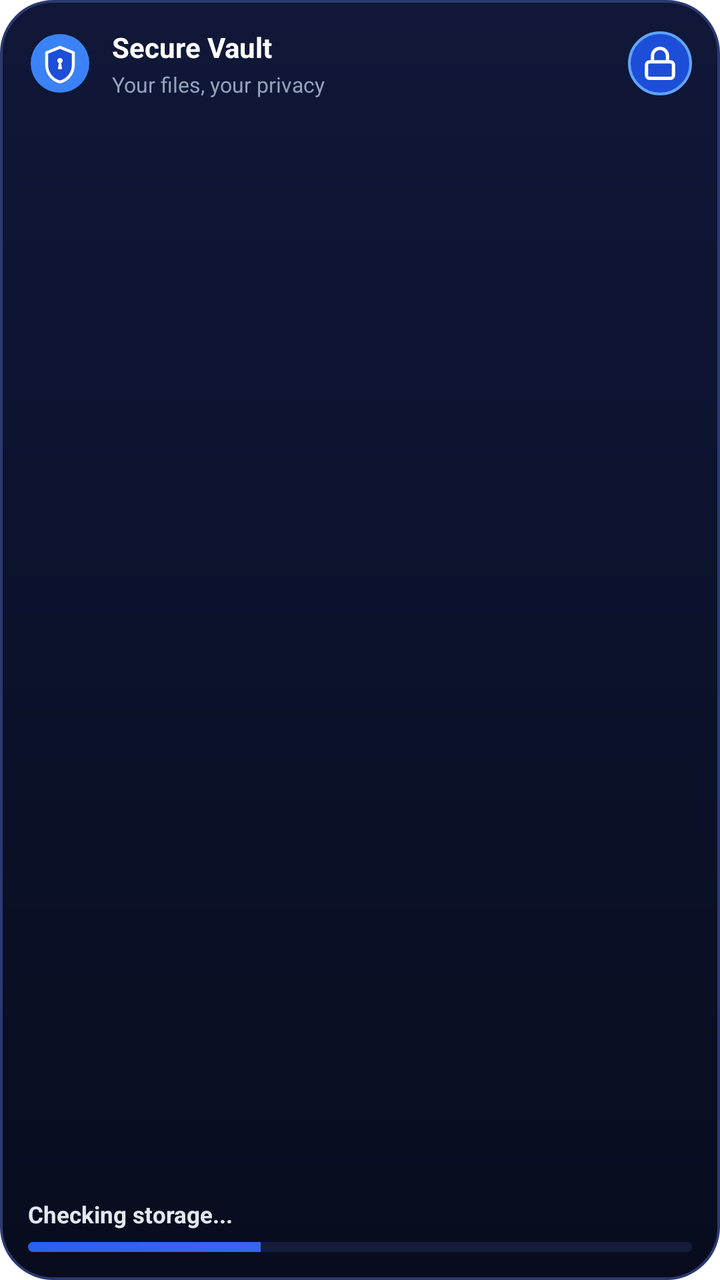
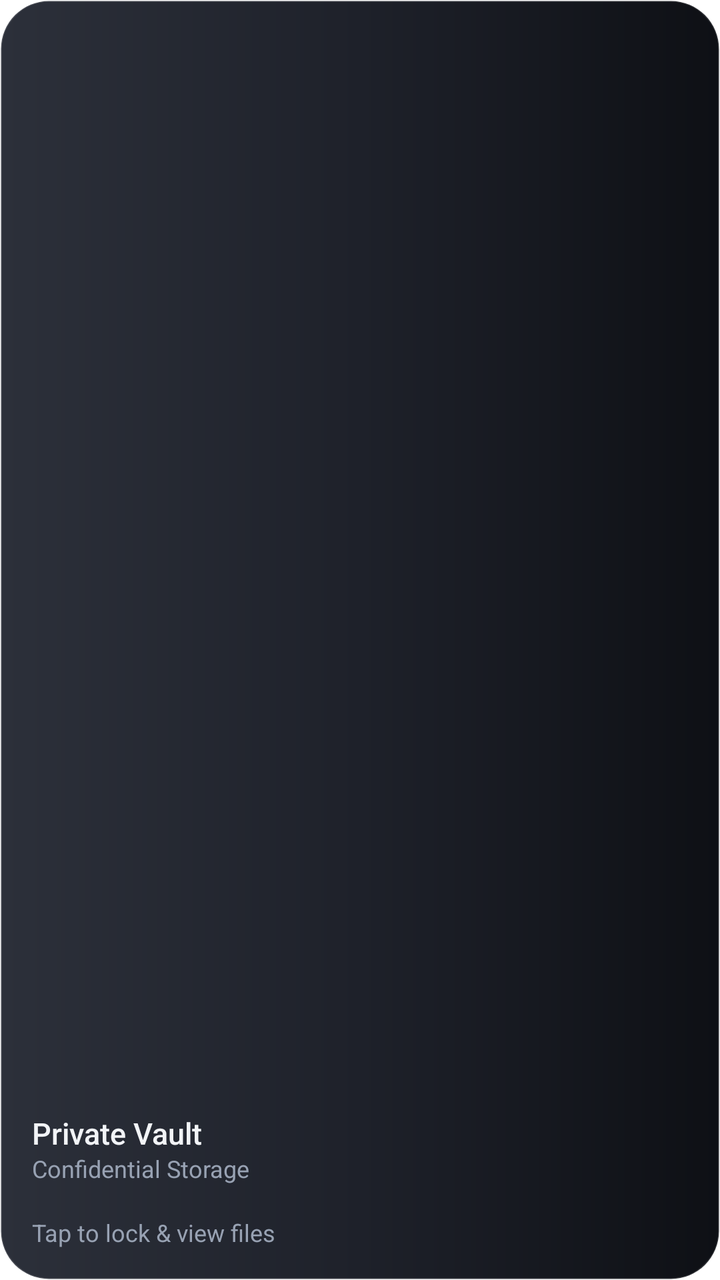

An Android layout rendered at two revisions. The XML below is the earlier revision; the diff shows what the commit changed to produce the second picture.
<!-- AndroidManifest.xml: fallback theme Theme.MaterialComponents.DayNight.NoActionBar -->
<!-- res/layout/widget_vault_layout.xml -->
<?xml version="1.0" encoding="utf-8"?>
<LinearLayout xmlns:android="http://schemas.android.com/apk/res/android"
    android:id="@+id/widget_vault_root"
    android:layout_width="match_parent"
    android:layout_height="match_parent"
    android:background="@drawable/widget_bg_vault"
    android:padding="14dp"
    android:orientation="vertical">

    
    <LinearLayout
        android:layout_width="match_parent"
        android:layout_height="wrap_content"
        android:gravity="center_vertical"
        android:orientation="horizontal">

        <ImageView
            android:id="@+id/widget_vault_icon"
            android:layout_width="32dp"
            android:layout_height="32dp"
            android:src="@drawable/ic_shortcut_vault"
            android:contentDescription="Private Vault" />

        <LinearLayout
            android:layout_width="0dp"
            android:layout_height="wrap_content"
            android:layout_weight="1"
            android:layout_marginStart="10dp"
            android:orientation="vertical">

            <TextView
                android:layout_width="wrap_content"
                android:layout_height="wrap_content"
                android:text="Secure Vault"
                android:textColor="#FFFFFF"
                android:textSize="14sp"
                android:textStyle="bold" />

            <TextView
                android:layout_width="wrap_content"
                android:layout_height="wrap_content"
                android:layout_marginTop="2dp"
                android:text="Your files, your privacy"
                android:textColor="#94A3B8"
                android:textSize="10.5sp" />
        </LinearLayout>

        <ImageView
            android:id="@+id/widget_action_vault"
            android:layout_width="32dp"
            android:layout_height="32dp"
            android:background="@drawable/widget_circle_lock"
            android:padding="7dp"
            android:src="@drawable/ic_widget_lock"
            android:contentDescription="Unlock Vault" />
    </LinearLayout>

    
    <LinearLayout
        android:layout_width="match_parent"
        android:layout_height="0dp"
        android:layout_weight="1"
        android:gravity="bottom"
        android:orientation="vertical">

        <TextView
            android:id="@+id/widget_vault_storage_text"
            android:layout_width="wrap_content"
            android:layout_height="wrap_content"
            android:text="Checking storage..."
            android:textColor="#E2E8F0"
            android:textSize="11.5sp"
            android:textStyle="bold" />

        <ProgressBar
            android:id="@+id/widget_vault_progress"
            style="?android:attr/progressBarStyleHorizontal"
            android:layout_width="match_parent"
            android:layout_height="5dp"
            android:layout_marginTop="6dp"
            android:max="100"
            android:progress="35"
            android:progressDrawable="@drawable/widget_pb_vault" />
    </LinearLayout>
</LinearLayout>
<!-- resources referenced by this layout -->
<resources>
  <!-- drawable ic_shortcut_vault (drawable) -->
  <vector xmlns:android="http://schemas.android.com/apk/res/android"
      android:width="48dp"
      android:height="48dp"
      android:viewportWidth="48"
      android:viewportHeight="48">
      
      <path
          android:fillColor="#3B82F6"
          android:pathData="M24,2A22,22 0,1 0,46,24,22,22 0,0 0,24,2Z" />
      
      <path
          android:fillColor="#1D4ED8"
          android:pathData="M24,12 L34,16 L34,25 C34,31.5 29.8,36.5 24,38 C18.2,36.5 14,31.5 14,25 L14,16 L24,12 Z" />
      <path
          android:fillColor="#00000000"
          android:strokeColor="#FFFFFF"
          android:strokeWidth="2.2"
          android:strokeLineCap="round"
          android:strokeLineJoin="round"
          android:pathData="M24,12 L34,16 L34,25 C34,31.5 29.8,36.5 24,38 C18.2,36.5 14,31.5 14,25 L14,16 L24,12 Z" />
      
      <path
          android:fillColor="#FFFFFF"
          android:pathData="M24,20 C22.9,20 22,20.9 22,22 C22,22.8 22.5,23.5 23.2,23.8 L22.5,27.5 C22.4,28 22.8,28.5 23.3,28.5 L24.7,28.5 C25.2,28.5 25.6,28 25.5,27.5 L24.8,23.8 C25.5,23.5 26,22.8 26,22 C26,20.9 25.1,20 24,20 Z" />
  </vector>
  <!-- drawable ic_widget_lock (drawable) -->
  <vector xmlns:android="http://schemas.android.com/apk/res/android"
      android:width="20dp"
      android:height="20dp"
      android:viewportWidth="24"
      android:viewportHeight="24">
      <path
          android:fillColor="#00000000"
          android:strokeColor="#FFFFFF"
          android:strokeWidth="2.2"
          android:strokeLineCap="round"
          android:strokeLineJoin="round"
          android:pathData="M7,11V7a5,5 0,0 1,10 0v4 M5,11h14a2,2 0,0 1,2 2v7a2,2 0,0 1,-2 2H5a2,2 0,0 1,-2 -2v-7a2,2 0,0 1,2 -2z" />
  </vector>
  <!-- drawable widget_bg_vault (drawable) -->
  <?xml version="1.0" encoding="utf-8"?>
  <shape xmlns:android="http://schemas.android.com/apk/res/android"
      android:shape="rectangle">
      <gradient
          android:angle="270"
          android:startColor="#101738"
          android:centerColor="#0C122C"
          android:endColor="#080C1E" />
      <stroke
          android:width="1.2dp"
          android:color="#2B3A70" />
      <corners android:radius="26dp" />
  </shape>
  <!-- drawable widget_circle_lock (drawable) -->
  <?xml version="1.0" encoding="utf-8"?>
  <shape xmlns:android="http://schemas.android.com/apk/res/android"
      android:shape="oval">
      <solid android:color="#1D4ED8" />
      <stroke
          android:width="1.2dp"
          android:color="#60A5FA" />
  </shape>
  <!-- drawable widget_pb_vault (drawable) -->
  <?xml version="1.0" encoding="utf-8"?>
  <layer-list xmlns:android="http://schemas.android.com/apk/res/android">
      <item android:id="@android:id/background">
          <shape>
              <corners android:radius="4dp" />
              <solid android:color="#141E3C" />
          </shape>
      </item>
      <item android:id="@android:id/progress">
          <clip>
              <shape>
                  <corners android:radius="4dp" />
                  <gradient
                      android:angle="0"
                      android:startColor="#2563EB"
                      android:endColor="#6366F1" />
              </shape>
          </clip>
      </item>
  </layer-list>
</resources>

<!-- the commit's change to res/layout/widget_vault_layout.xml (unified diff, before → after) -->
@@ -3,83 +3,59 @@
     android:id="@+id/widget_vault_root"
     android:layout_width="match_parent"
     android:layout_height="match_parent"
-    android:background="@drawable/widget_bg_vault"
-    android:padding="14dp"
+    android:background="@drawable/widget_bg_card"
+    android:padding="@dimen/widget_space_16"
     android:orientation="vertical">
+
+    
+    <ImageView
+        android:id="@+id/widget_action_vault"
+        android:layout_width="40dp"
+        android:layout_height="40dp"
+        android:contentDescription="Vault" />
+
+    
+    <FrameLayout
+        android:layout_width="match_parent"
+        android:layout_height="0dp"
+        android:layout_weight="1" />
 
     
     <LinearLayout
         android:layout_width="match_parent"
         android:layout_height="wrap_content"
-        android:gravity="center_vertical"
-        android:orientation="horizontal">
+        android:orientation="vertical">
 
+        <TextView
+            android:layout_width="wrap_content"
+            android:layout_height="wrap_content"
+            android:text="Private Vault"
+            style="@style/WidgetTitle" />
+
+        <TextView
+            android:id="@+id/widget_vault_count_text"
+            android:layout_width="wrap_content"
+            android:layout_height="wrap_content"
+            android:layout_marginTop="2dp"
+            android:text="Confidential Storage"
+            style="@style/WidgetCaption" />
+
+        
         <ImageView
-            android:id="@+id/widget_vault_icon"
-            android:layout_width="32dp"
-            android:layout_height="32dp"
-            android:src="@drawable/ic_shortcut_vault"
-            android:contentDescription="Private Vault" />
-
-        <LinearLayout
-            android:layout_width="0dp"
-            android:layout_height="wrap_content"
-            android:layout_weight="1"
-            android:layout_marginStart="10dp"
-            android:orientation="vertical">
-
-            <TextView
-                android:layout_width="wrap_content"
-                android:layout_height="wrap_content"
-                android:text="Secure Vault"
-                android:textColor="#FFFFFF"
-                android:textSize="14sp"
-                android:textStyle="bold" />
-
-            <TextView
-                android:layout_width="wrap_content"
-                android:layout_height="wrap_content"
-                android:layout_marginTop="2dp"
-                android:text="Your files, your privacy"
-                android:textColor="#94A3B8"
-                android:textSize="10.5sp" />
-        </LinearLayout>
-
-        <ImageView
-            android:id="@+id/widget_action_vault"
-            android:layout_width="32dp"
-            android:layout_height="32dp"
-            android:background="@drawable/widget_circle_lock"
-            android:padding="7dp"
-            android:src="@drawable/ic_widget_lock"
-            android:contentDescription="Unlock Vault" />
-    </LinearLayout>
-
-    
-    <LinearLayout
-        android:layout_width="match_parent"
-        android:layout_height="0dp"
-        android:layout_weight="1"
-        android:gravity="bottom"
-        android:orientation="vertical">
+            android:id="@+id/widget_vault_progress_image"
+            android:layout_width="match_parent"
+            android:layout_height="6dp"
+            android:layout_marginTop="@dimen/widget_space_8"
+            android:scaleType="fitXY"
+            android:contentDescription="Storage Usage" />
 
         <TextView
             android:id="@+id/widget_vault_storage_text"
             android:layout_width="wrap_content"
             android:layout_height="wrap_content"
-            android:text="Checking storage..."
-            android:textColor="#E2E8F0"
-            android:textSize="11.5sp"
-            android:textStyle="bold" />
+            android:layout_marginTop="@dimen/widget_space_4"
+            android:text="Tap to lock &amp; view files"
+            style="@style/WidgetCaption" />
+    </LinearLayout>
 
-        <ProgressBar
-            android:id="@+id/widget_vault_progress"
-            style="?android:attr/progressBarStyleHorizontal"
-            android:layout_width="match_parent"
-            android:layout_height="5dp"
-            android:layout_marginTop="6dp"
-            android:max="100"
-            android:progress="35"
-            android:progressDrawable="@drawable/widget_pb_vault" />
-    </LinearLayout>
 </LinearLayout>
<!-- resource entries referenced after the edit -->
@@ -1,88 +1,41 @@
 <!-- resources referenced by this layout -->
 <resources>
-  <!-- drawable ic_shortcut_vault (drawable) -->
-  <vector xmlns:android="http://schemas.android.com/apk/res/android"
-      android:width="48dp"
-      android:height="48dp"
-      android:viewportWidth="48"
-      android:viewportHeight="48">
-      
-      <path
-          android:fillColor="#3B82F6"
-          android:pathData="M24,2A22,22 0,1 0,46,24,22,22 0,0 0,24,2Z" />
-      
-      <path
-          android:fillColor="#1D4ED8"
-          android:pathData="M24,12 L34,16 L34,25 C34,31.5 29.8,36.5 24,38 C18.2,36.5 14,31.5 14,25 L14,16 L24,12 Z" />
-      <path
-          android:fillColor="#00000000"
-          android:strokeColor="#FFFFFF"
-          android:strokeWidth="2.2"
-          android:strokeLineCap="round"
-          android:strokeLineJoin="round"
-          android:pathData="M24,12 L34,16 L34,25 C34,31.5 29.8,36.5 24,38 C18.2,36.5 14,31.5 14,25 L14,16 L24,12 Z" />
-      
-      <path
-          android:fillColor="#FFFFFF"
-          android:pathData="M24,20 C22.9,20 22,20.9 22,22 C22,22.8 22.5,23.5 23.2,23.8 L22.5,27.5 C22.4,28 22.8,28.5 23.3,28.5 L24.7,28.5 C25.2,28.5 25.6,28 25.5,27.5 L24.8,23.8 C25.5,23.5 26,22.8 26,22 C26,20.9 25.1,20 24,20 Z" />
-  </vector>
-  <!-- drawable ic_widget_lock (drawable) -->
-  <vector xmlns:android="http://schemas.android.com/apk/res/android"
-      android:width="20dp"
-      android:height="20dp"
-      android:viewportWidth="24"
-      android:viewportHeight="24">
-      <path
-          android:fillColor="#00000000"
-          android:strokeColor="#FFFFFF"
-          android:strokeWidth="2.2"
-          android:strokeLineCap="round"
-          android:strokeLineJoin="round"
-          android:pathData="M7,11V7a5,5 0,0 1,10 0v4 M5,11h14a2,2 0,0 1,2 2v7a2,2 0,0 1,-2 2H5a2,2 0,0 1,-2 -2v-7a2,2 0,0 1,2 -2z" />
-  </vector>
-  <!-- drawable widget_bg_vault (drawable) -->
+  <dimen name="widget_space_16">16dp</dimen>
+  <dimen name="widget_space_4">4dp</dimen>
+  <dimen name="widget_space_8">8dp</dimen>
+  <!-- drawable widget_bg_card (drawable) -->
   <?xml version="1.0" encoding="utf-8"?>
   <shape xmlns:android="http://schemas.android.com/apk/res/android"
       android:shape="rectangle">
       <gradient
-          android:angle="270"
-          android:startColor="#101738"
-          android:centerColor="#0C122C"
-          android:endColor="#080C1E" />
+          android:angle="0"
+          android:startColor="#2C303A"
+          android:centerColor="#1E212A"
+          android:endColor="#0E1015"
+          android:type="linear" />
+      <corners android:radius="@dimen/widget_radius_outer" />
       <stroke
-          android:width="1.2dp"
-          android:color="#2B3A70" />
-      <corners android:radius="26dp" />
+          android:width="1dp"
+          android:color="#24FFFFFF" />
   </shape>
-  <!-- drawable widget_circle_lock (drawable) -->
-  <?xml version="1.0" encoding="utf-8"?>
-  <shape xmlns:android="http://schemas.android.com/apk/res/android"
-      android:shape="oval">
-      <solid android:color="#1D4ED8" />
-      <stroke
-          android:width="1.2dp"
-          android:color="#60A5FA" />
-  </shape>
-  <!-- drawable widget_pb_vault (drawable) -->
-  <?xml version="1.0" encoding="utf-8"?>
-  <layer-list xmlns:android="http://schemas.android.com/apk/res/android">
-      <item android:id="@android:id/background">
-          <shape>
-              <corners android:radius="4dp" />
-              <solid android:color="#141E3C" />
-          </shape>
-      </item>
-      <item android:id="@android:id/progress">
-          <clip>
-              <shape>
-                  <corners android:radius="4dp" />
-                  <gradient
-                      android:angle="0"
-                      android:startColor="#2563EB"
-                      android:endColor="#6366F1" />
-              </shape>
-          </clip>
-      </item>
-  </layer-list>
+  <style name="WidgetCaption">
+          <item name="android:textSize">@dimen/widget_text_caption</item>
+          <item name="android:textColor">@color/widget_text_secondary</item>
+          <item name="android:fontFamily">sans-serif</item>
+          <item name="android:includeFontPadding">false</item>
+          <item name="android:lineSpacingMultiplier">1.3</item>
+      </style>
+  <style name="WidgetTitle">
+          <item name="android:textSize">@dimen/widget_text_title</item>
+          <item name="android:textColor">@color/widget_text_primary</item>
+          <item name="android:fontFamily">sans-serif-medium</item>
+          <item name="android:includeFontPadding">false</item>
+          <item name="android:lineSpacingMultiplier">1.3</item>
+      </style>
+  <dimen name="widget_radius_outer">24dp</dimen>
+  <dimen name="widget_text_caption">12sp</dimen>
+  <color name="widget_text_secondary">#98A2B3</color>
+  <dimen name="widget_text_title">15sp</dimen>
+  <color name="widget_text_primary">#F2F4F7</color>
 </resources>
 
